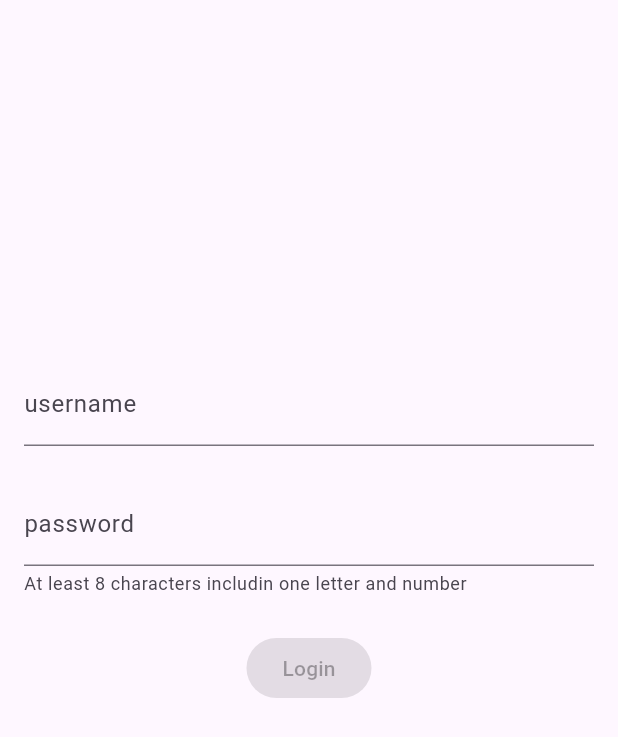
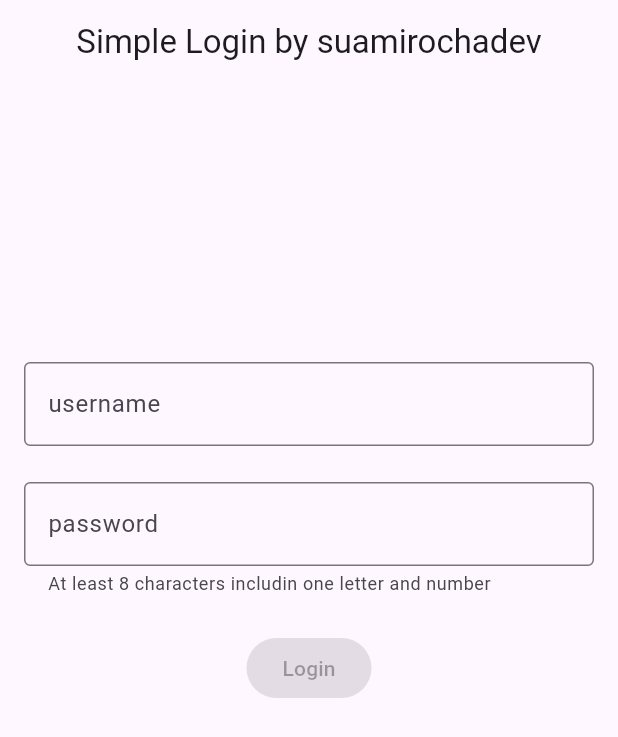
Before and after one commit to suamirochadev/simple-login, a Flutter app: the screen it shows after launch, on a phone screen of 412 x 824 dp. Shown: the top 737 px of the screen. Run offline on Flutter 3.47's test engine with Material 3 defaults, Android fonts, the light colour scheme and no system bars; our stand-ins replace dio, equatable, flutter_bloc, formz.

Commit message:
chore: finish project

```diff
--- a/lib/features/login/presentation/pages/login_form.dart
+++ b/lib/features/login/presentation/pages/login_form.dart
@@ -3,6 +3,8 @@ import 'package:flutter_bloc/flutter_bloc.dart';
 import 'package:formz/formz.dart';
 import 'package:simple_login/features/login/presentation/bloc/login_bloc.dart';
 import 'package:simple_login/features/login/presentation/pages/success_page.dart';
+import 'package:simple_login/features/login/presentation/widgets/password_input.dart';
+import 'package:simple_login/features/login/presentation/widgets/username_input.dart';
 
 class LoginForm extends StatelessWidget {
   const LoginForm({super.key});
@@ -21,54 +23,13 @@ class LoginForm extends StatelessWidget {
         child: Column(
           mainAxisSize: MainAxisSize.min,
           children: [
-            _UsernameInput(),
+            const UsernameInput(),
             const Padding(padding: EdgeInsets.all(12)),
-            _PasswordInput(),
+            const PasswordInput(),
             const Padding(padding: EdgeInsets.all(12)),
             _LoginButton(),
           ],
         ),
-      ),
-    );
-  }
-}
-
-class _UsernameInput extends StatelessWidget {
-  @override
-  Widget build(BuildContext context) {
-    final displayError = context.select(
-      (LoginBloc bloc) => bloc.state.username.displayError,
-    );
-
-    return TextField(
-      key: const Key('loginForm_usernameInput_textField'),
-      onChanged: (username) {
-        context.read<LoginBloc>().add(LoginUsernameChanged(username));
-      },
-      decoration: InputDecoration(
-          labelText: 'username',
-          errorText: displayError != null ? 'invalid username' : null),
-    );
-  }
-}
-
-class _PasswordInput extends StatelessWidget {
-  @override
-  Widget build(BuildContext context) {
-    final displayError = context.select(
-      (LoginBloc bloc) => bloc.state.password.displayError,
-    );
-
-    return TextField(
-      key: const Key('loginForm_passwordInput_textfield'),
-      onChanged: (password) {
-        context.read<LoginBloc>().add(LoginPasswordChanged(password));
-      },
-      obscureText: true,
-      decoration: InputDecoration(
-        labelText: 'password',
-        helperText: 'At least 8 characters includin one letter and number',
-        errorText: displayError != null ? 'invalid password' : null,
       ),
     );
   }
--- a/lib/features/login/presentation/pages/login_page.dart
+++ b/lib/features/login/presentation/pages/login_page.dart
@@ -20,7 +20,8 @@ class LoginPage extends StatelessWidget {
 
     return Scaffold(
         appBar: AppBar(
-          title: const Text(''),
+          centerTitle: true,
+          title: const Text('Simple Login by suamirochadev'),
         ),
         body: Padding(
           padding: const EdgeInsets.all(16),
--- /dev/null
+++ b/lib/features/login/presentation/widgets/password_input.dart
@@ -0,0 +1,28 @@
+import 'package:flutter/material.dart';
+import 'package:flutter_bloc/flutter_bloc.dart';
+import 'package:simple_login/features/login/presentation/bloc/login_bloc.dart';
+
+class PasswordInput extends StatelessWidget {
+  const PasswordInput({super.key});
+
+  @override
+  Widget build(BuildContext context) {
+    final displayError = context.select(
+      (LoginBloc bloc) => bloc.state.password.displayError,
+    );
+
+    return TextField(
+      key: const Key('loginForm_passwordInput_textfield'),
+      onChanged: (password) {
+        context.read<LoginBloc>().add(LoginPasswordChanged(password));
+      },
+      obscureText: true,
+      decoration: InputDecoration(
+        border: const OutlineInputBorder(),
+        labelText: 'password',
+        helperText: 'At least 8 characters includin one letter and number',
+        errorText: displayError != null ? 'invalid password' : null,
+      ),
+    );
+  }
+}
--- /dev/null
+++ b/lib/features/login/presentation/widgets/username_input.dart
@@ -0,0 +1,25 @@
+import 'package:flutter/material.dart';
+import 'package:flutter_bloc/flutter_bloc.dart';
+import 'package:simple_login/features/login/presentation/bloc/login_bloc.dart';
+
+class UsernameInput extends StatelessWidget {
+  const UsernameInput({super.key});
+
+  @override
+  Widget build(BuildContext context) {
+    final displayError = context.select(
+      (LoginBloc bloc) => bloc.state.username.displayError,
+    );
+
+    return TextField(
+      key: const Key('loginForm_usernameInput_textField'),
+      onChanged: (username) {
+        context.read<LoginBloc>().add(LoginUsernameChanged(username));
+      },
+      decoration: InputDecoration(
+          border: const OutlineInputBorder(),
+          labelText: 'username',
+          errorText: displayError != null ? 'invalid username' : null),
+    );
+  }
+}
```
Also changed, not shown: lib/features/login/presentation/pages/success_page.dart (+9 -2 lines), 1 other file.
